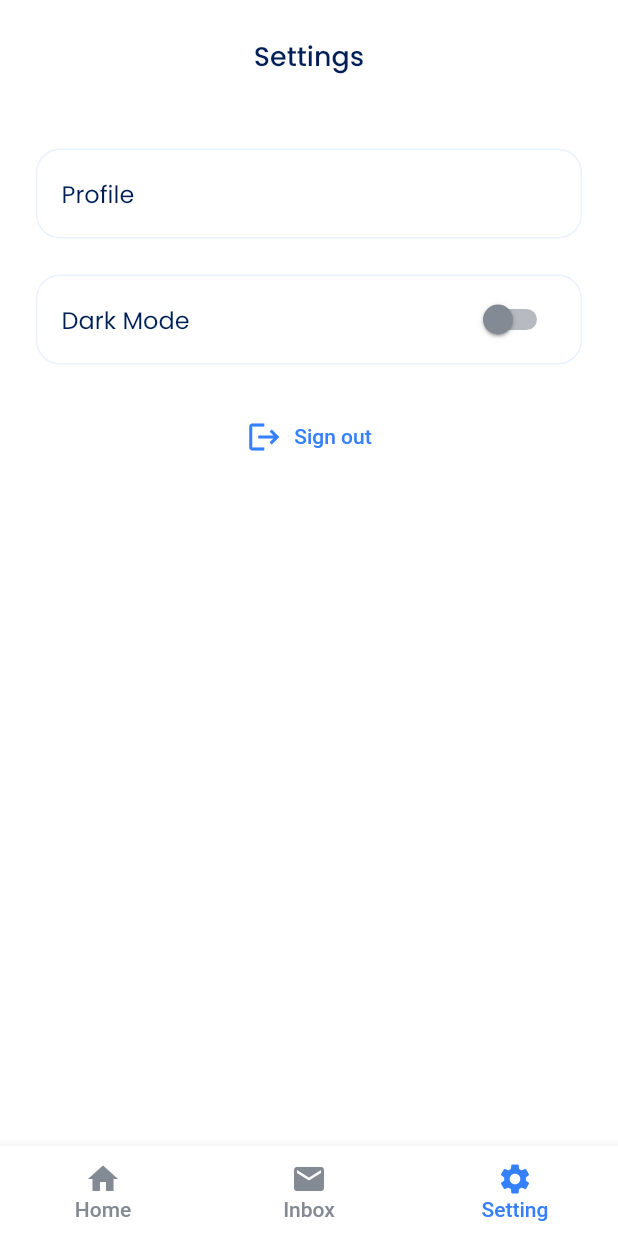
After one commit to demnaty-dev/work_tracker, a Flutter app: the screen it shows once a user with an empty profile is signed in, item 3 of the bottom bar chosen, after a tap on "Sign out", on a phone screen of 412 x 824 dp. The commit adds this screen. Run offline on Flutter 3.47's test engine with Material 2 defaults, Android fonts, the phone set to English and light mode, and no system bars; our stand-ins replace firebase_auth, firebase_core, shared_preferences; accounts and stored records are empty.

Commit message:
settings done

```diff
--- a/lib/src/app.dart
+++ b/lib/src/app.dart
@@ -1,6 +1,7 @@
 import 'package:flutter/material.dart';
 import 'package:provider/provider.dart';
 import 'package:work_tracker/src/features/Authentication/pages/forgot_password.dart';
+import 'package:work_tracker/src/features/profile/pages/profile.dart';
 
 import 'features/Authentication/models/user_model.dart';
 import 'features/Authentication/pages/log_in.dart';
@@ -30,6 +31,7 @@ class MyApp extends StatelessWidget {
       ),
       routes: {
         ForgotPassword.routeName: (_) => const ForgotPassword(),
+        Profile.routeName: (_) => const Profile(),
       },
     );
   }
--- a/lib/src/common_widgets/old_text_button.dart
+++ b/lib/src/common_widgets/old_text_button.dart
@@ -1,6 +1,4 @@
 import 'package:flutter/material.dart';
-import 'package:work_tracker/src/constants/palette.dart';
-import 'package:work_tracker/src/constants/theme.dart';
 
 class OldTextButton extends StatelessWidget {
   final VoidCallback onPressed;
@@ -15,12 +13,7 @@ class OldTextButton extends StatelessWidget {
       child: Text(
         text,
         textAlign: TextAlign.end,
-        style: const TextStyle(
-          fontFamily: 'Poppins',
-          color: textColorLightTheme,
-          fontWeight: medium,
-          fontSize: 14,
-        ),
+        style: Theme.of(context).textTheme.subtitle2,
       ),
     );
   }
--- a/lib/src/common_widgets/old_text_field.dart
+++ b/lib/src/common_widgets/old_text_field.dart
@@ -1,6 +1,8 @@
 import 'package:flutter/material.dart';
-import 'package:work_tracker/src/constants/theme.dart';
+import 'package:provider/provider.dart';
+import 'package:work_tracker/src/features/settings/services/dark_theme_provider.dart';
 
+import '../constants/theme.dart';
 import '../constants/palette.dart';
 
 class OldTextField extends StatelessWidget {
@@ -41,11 +43,11 @@ class OldTextField extends StatelessWidget {
       obscureText: obscureText,
       enableSuggestions: false,
       autocorrect: false,
-      style: const TextStyle(
+      style: TextStyle(
         fontSize: 16,
         fontWeight: medium,
         fontFamily: 'Poppins',
-        color: textColorLightTheme,
+        color: context.read<DarkThemeProvider>().darkTheme ? textColorDarkTheme : textColorLightTheme,
       ),
       onSaved: onSaved,
       validator: validator,
--- a/lib/src/constants/theme.dart
+++ b/lib/src/constants/theme.dart
@@ -26,13 +26,18 @@ final lightTextTheme = oldLightTextTheme.copyWith(
     fontFamily: 'poppins',
     fontSize: 18,
     fontWeight: medium,
-    color: primaryColor,
+    color: textColorLightTheme,
   ),
-  subtitle1: oldLightTextTheme.subtitle1?.copyWith(fontFamily: 'poppins'),
+  subtitle1: oldLightTextTheme.subtitle1?.copyWith(
+    fontFamily: 'poppins',
+    fontSize: 16,
+    fontWeight: regular,
+    color: textColorLightTheme,
+  ),
   subtitle2: oldLightTextTheme.subtitle2?.copyWith(
     fontFamily: 'poppins',
     fontSize: 14,
-    fontWeight: regular,
+    fontWeight: medium,
     color: textColorLightTheme,
   ),
   bodyText1: oldLightTextTheme.bodyText1?.copyWith(
@@ -52,7 +57,7 @@ final lightThemeData = ThemeData(
   textButtonTheme: textButtonTheme,
   elevatedButtonTheme: elevatedButtonTheme,
   //elevatedButtonTheme: elevatedButtonThemeData,
-  //colorScheme: ThemeData.light().colorScheme.copyWith(secondary: secondaryColorLightTheme),
+  colorScheme: ThemeData.light().colorScheme.copyWith(secondary: secondaryColorLightTheme),
 );
 
 // Light Text Theme
@@ -75,13 +80,18 @@ final darkTextTheme = oldDarkTextTheme.copyWith(
     fontFamily: 'poppins',
     fontSize: 18,
     fontWeight: medium,
-    color: primaryColor,
+    color: textColorDarkTheme,
   ),
-  subtitle1: oldDarkTextTheme.subtitle1?.copyWith(fontFamily: 'poppins'),
+  subtitle1: oldDarkTextTheme.subtitle1?.copyWith(
+    fontFamily: 'poppins',
+    fontSize: 16,
+    fontWeight: regular,
+    color: textColorDarkTheme,
+  ),
   subtitle2: oldDarkTextTheme.subtitle2?.copyWith(
     fontFamily: 'poppins',
     fontSize: 14,
-    fontWeight: regular,
+    fontWeight: medium,
     color: textColorDarkTheme,
   ),
   bodyText1: oldDarkTextTheme.bodyText1?.copyWith(
@@ -100,7 +110,7 @@ final darkThemeData = ThemeData(
   textTheme: darkTextTheme,
   textButtonTheme: textButtonTheme,
   elevatedButtonTheme: elevatedButtonTheme,
-  //colorScheme: ThemeData.dark().colorScheme.copyWith(secondary: secondaryColorDarkTheme),
+  colorScheme: ThemeData.dark().colorScheme.copyWith(secondary: secondaryColorDarkTheme),
 );
 
 TextButtonThemeData textButtonTheme = TextButtonThemeData(
--- a/lib/src/features/Authentication/pages/log_in.dart
+++ b/lib/src/features/Authentication/pages/log_in.dart
@@ -2,10 +2,10 @@ import 'package:firebase_auth/firebase_auth.dart';
 import 'package:flutter/material.dart';
 import 'package:provider/provider.dart';
 
-import 'package:work_tracker/src/common_widgets/old_text_button.dart';
-import 'package:work_tracker/src/features/Authentication/pages/forgot_password.dart';
-import 'package:work_tracker/src/features/Authentication/services/authentication_services.dart';
+import 'forgot_password.dart';
+import '../services/authentication_services.dart';
 
+import '../../../common_widgets/old_text_button.dart';
 import '../../../common_widgets/old_button.dart';
 import '../../../common_widgets/old_text_field.dart';
 
--- /dev/null
+++ b/lib/src/features/inbox/pages/inbox.dart
@@ -0,0 +1,12 @@
+import 'package:flutter/material.dart';
+
+class Inbox extends StatelessWidget {
+  const Inbox({Key? key}) : super(key: key);
+
+  @override
+  Widget build(BuildContext context) {
+    return const Center(
+      child: Text('Inbox'),
+    );
+  }
+}
--- /dev/null
+++ b/lib/src/features/profile/pages/profile.dart
@@ -0,0 +1,12 @@
+import 'package:flutter/material.dart';
+
+class Profile extends StatelessWidget {
+  static const routeName = '/profile';
+
+  const Profile({Key? key}) : super(key: key);
+
+  @override
+  Widget build(BuildContext context) {
+    return const Scaffold();
+  }
+}
--- /dev/null
+++ b/lib/src/features/projects/pages/projects.dart
@@ -0,0 +1,12 @@
+import 'package:flutter/material.dart';
+
+class Projects extends StatelessWidget {
+  const Projects({Key? key}) : super(key: key);
+
+  @override
+  Widget build(BuildContext context) {
+    return const Center(
+      child: Text('Home'),
+    );
+  }
+}
--- /dev/null
+++ b/lib/src/features/settings/pages/setting.dart
@@ -0,0 +1,106 @@
+import 'package:flutter/material.dart';
+import 'package:provider/provider.dart';
+import 'package:work_tracker/src/constants/palette.dart';
+import 'package:work_tracker/src/features/Authentication/services/authentication_services.dart';
+import 'package:work_tracker/src/features/profile/pages/profile.dart';
+import 'package:work_tracker/src/features/settings/services/dark_theme_provider.dart';
+
+class Setting extends StatelessWidget {
+  const Setting({Key? key}) : super(key: key);
+
+  @override
+  Widget build(BuildContext context) {
+    final theme = Theme.of(context);
+    return Padding(
+      padding: const EdgeInsets.symmetric(horizontal: 24),
+      child: Column(
+        crossAxisAlignment: CrossAxisAlignment.stretch,
+        children: [
+          Container(
+            padding: const EdgeInsets.symmetric(vertical: 24),
+            child: Text(
+              'Settings',
+              textAlign: TextAlign.center,
+              style: theme.textTheme.headline6,
+            ),
+          ),
+          Expanded(
+            child: Column(
+              children: [
+                const SizedBox(height: 24),
+                GestureDetector(
+                  onTap: () => Navigator.pushNamed(context, Profile.routeName),
+                  child: Container(
+                    height: 60,
+                    decoration: BoxDecoration(
+                      border: Border.all(
+                        color: theme.colorScheme.secondary,
+                        width: 1,
+                        style: BorderStyle.solid,
+                      ),
+                      borderRadius: const BorderRadius.all(Radius.circular(16)),
+                    ),
+                    child: Padding(
+                      padding: const EdgeInsets.symmetric(horizontal: 16.0),
+                      child: Row(
+                        mainAxisAlignment: MainAxisAlignment.spaceBetween,
+                        children: [
+                          Text(
+                            'Profile',
+                            style: theme.textTheme.subtitle1,
+                          ),
+                        ],
+                      ),
+                    ),
+                  ),
+                ),
+                const SizedBox(height: 24),
+                Container(
+                  height: 60,
+                  decoration: BoxDecoration(
+                    border: Border.all(
+                      color: theme.colorScheme.secondary,
+                      width: 1,
+                      style: BorderStyle.solid,
+                    ),
+                    borderRadius: const BorderRadius.all(Radius.circular(16)),
+                  ),
+                  child: Padding(
+                    padding: const EdgeInsets.symmetric(horizontal: 16.0),
+                    child: Row(
+                      mainAxisAlignment: MainAxisAlignment.spaceBetween,
+                      children: [
+                        Text(
+                          'Dark Mode',
+                          style: theme.textTheme.subtitle1,
+                        ),
+                        Consumer<DarkThemeProvider>(
+                          builder: (_, v, __) {
+                            return Switch(
+                              onChanged: (b) => v.darkTheme = b,
+                              value: v.darkTheme,
+                              activeColor: theme.primaryColor,
+                              activeTrackColor: theme.primaryColor.withAlpha(150),
+                              inactiveThumbColor: textField,
+                              inactiveTrackColor: textField.withAlpha(150),
+                            );
+                          },
+                        )
+                      ],
+                    ),
+                  ),
+                ),
+                const SizedBox(height: 24),
+                TextButton.icon(
+                  onPressed: () => context.read<AuthenticationServices>().signOut(),
+                  icon: const Icon(Icons.logout),
+                  label: const Text('Sign out'),
+                ),
+              ],
+            ),
+          ),
+        ],
+      ),
+    );
+  }
+}
--- a/lib/src/pages/home.dart
+++ b/lib/src/pages/home.dart
@@ -1,20 +1,76 @@
 import 'package:flutter/material.dart';
-import 'package:provider/provider.dart';
-import 'package:work_tracker/src/features/Authentication/services/authentication_services.dart';
 
-class Home extends StatelessWidget {
+import '../constants/palette.dart';
+import '../features/inbox/pages/inbox.dart';
+import '../features/projects/pages/projects.dart';
+import '../features/settings/pages/setting.dart';
+
+class Home extends StatefulWidget {
   const Home({Key? key}) : super(key: key);
+
+  @override
+  State<Home> createState() => _HomeState();
+}
+
+class _HomeState extends State<Home> {
+  int currentTab = 0;
+  final List<Widget> screens = [
+    const Projects(),
+    const Inbox(),
+    const Setting(),
+  ];
+
+  final bucket = PageStorageBucket();
+
+  Widget materialButtonBuilder(String title, IconData icon, int index) {
+    return Expanded(
+      child: MaterialButton(
+        minWidth: 40,
+        onPressed: () {
+          setState(() {
+            currentTab = index;
+          });
+        },
+        child: Column(
+          mainAxisAlignment: MainAxisAlignment.center,
+          children: [
+            Icon(
+              icon,
+              color: currentTab == index ? primaryColor : textField,
+            ),
+            Text(
+              title,
+              style: TextStyle(
+                color: currentTab == index ? primaryColor : textField,
+              ),
+            ),
+          ],
+        ),
+      ),
+    );
+  }
 
   @override
   Widget build(BuildContext context) {
     return Scaffold(
       body: SafeArea(
-        child: Center(
-          child: ElevatedButton(
-            child: const Text('LogOut'),
-            onPressed: () {
-              context.read<AuthenticationServices>().signOut();
-            },
+        child: PageStorage(
+          bucket: bucket,
+          child: screens[currentTab],
+        ),
+      ),
+      bottomNavigationBar: BottomAppBar(
+        shape: const CircularNotchedRectangle(),
+        notchMargin: 10,
+        child: SizedBox(
+          height: 60,
+          child: Row(
+            mainAxisAlignment: MainAxisAlignment.spaceEvenly,
+            children: <Widget>[
+              materialButtonBuilder('Home', Icons.home, 0),
+              materialButtonBuilder('Inbox', Icons.mail, 1),
+              materialButtonBuilder('Setting', Icons.settings, 2),
+            ],
           ),
         ),
       ),
```
Also changed, not shown: lib/src/features/notifications/pages/notifications.dart (added).
